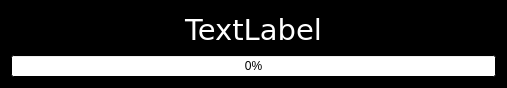
cmusik/qtosd, file osd.ui: the form before one commit.
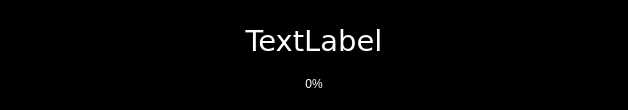
The form after the commit.

The edit to the form file:
```diff
--- a/osd.ui
+++ b/osd.ui
@@ -5,8 +5,8 @@
    <rect>
     <x>0</x>
     <y>0</y>
-    <width>507</width>
-    <height>88</height>
+    <width>628</width>
+    <height>110</height>
    </rect>
   </property>
   <property name="palette" >
@@ -77,6 +77,9 @@
    <string>OSDMixer</string>
   </property>
   <layout class="QVBoxLayout" name="verticalLayout" >
+   <property name="margin" >
+    <number>15</number>
+   </property>
    <item>
     <widget class="QLabel" name="label" >
      <property name="palette" >
@@ -133,12 +136,430 @@
    </item>
    <item>
     <widget class="QProgressBar" name="value" >
+     <property name="palette" >
+      <palette>
+       <active>
+        <colorrole role="WindowText" >
+         <brush brushstyle="SolidPattern" >
+          <color alpha="255" >
+           <red>255</red>
+           <green>255</green>
+           <blue>255</blue>
+          </color>
+         </brush>
+        </colorrole>
+        <colorrole role="Button" >
+         <brush brushstyle="SolidPattern" >
+          <color alpha="0" >
+           <red>0</red>
+           <green>0</green>
+           <blue>0</blue>
+          </color>
+         </brush>
+        </colorrole>
+        <colorrole role="Light" >
+         <brush brushstyle="SolidPattern" >
+          <color alpha="255" >
+           <red>0</red>
+           <green>0</green>
+           <blue>0</blue>
+          </color>
+         </brush>
+        </colorrole>
+        <colorrole role="Midlight" >
+         <brush brushstyle="SolidPattern" >
+          <color alpha="255" >
+           <red>0</red>
+           <green>0</green>
+           <blue>0</blue>
+          </color>
+         </brush>
+        </colorrole>
+        <colorrole role="Dark" >
+         <brush brushstyle="SolidPattern" >
+          <color alpha="255" >
+           <red>0</red>
+           <green>0</green>
+           <blue>0</blue>
+          </color>
+         </brush>
+        </colorrole>
+        <colorrole role="Mid" >
+         <brush brushstyle="SolidPattern" >
+          <color alpha="255" >
+           <red>0</red>
+           <green>0</green>
+           <blue>0</blue>
+          </color>
+         </brush>
+        </colorrole>
+        <colorrole role="Text" >
+         <brush brushstyle="SolidPattern" >
+          <color alpha="255" >
+           <red>255</red>
+           <green>255</green>
+           <blue>255</blue>
+          </color>
+         </brush>
+        </colorrole>
+        <colorrole role="BrightText" >
+         <brush brushstyle="SolidPattern" >
+          <color alpha="255" >
+           <red>255</red>
+           <green>255</green>
+           <blue>255</blue>
+          </color>
+         </brush>
+        </colorrole>
+        <colorrole role="ButtonText" >
+         <brush brushstyle="SolidPattern" >
+          <color alpha="255" >
+           <red>255</red>
+           <green>255</green>
+           <blue>255</blue>
+          </color>
+         </brush>
+        </colorrole>
+        <colorrole role="Base" >
+         <brush brushstyle="SolidPattern" >
+          <color alpha="0" >
+           <red>0</red>
+           <green>0</green>
+           <blue>0</blue>
+          </color>
+         </brush>
+        </colorrole>
+        <colorrole role="Window" >
+         <brush brushstyle="SolidPattern" >
+          <color alpha="0" >
+           <red>0</red>
+           <green>0</green>
+           <blue>0</blue>
+          </color>
+         </brush>
+        </colorrole>
+        <colorrole role="Shadow" >
+         <brush brushstyle="SolidPattern" >
+          <color alpha="0" >
+           <red>0</red>
+           <green>0</green>
+           <blue>0</blue>
+          </color>
+         </brush>
+        </colorrole>
+        <colorrole role="AlternateBase" >
+         <brush brushstyle="SolidPattern" >
+          <color alpha="255" >
+           <red>0</red>
+           <green>0</green>
+           <blue>0</blue>
+          </color>
+         </brush>
+        </colorrole>
+        <colorrole role="ToolTipBase" >
+         <brush brushstyle="SolidPattern" >
+          <color alpha="255" >
+           <red>255</red>
+           <green>255</green>
+           <blue>220</blue>
+          </color>
+         </brush>
+        </colorrole>
+        <colorrole role="ToolTipText" >
+         <brush brushstyle="SolidPattern" >
+          <color alpha="255" >
+           <red>0</red>
+           <green>0</green>
+           <blue>0</blue>
+          </color>
+         </brush>
+        </colorrole>
+       </active>
+       <inactive>
+        <colorrole role="WindowText" >
+         <brush brushstyle="SolidPattern" >
+          <color alpha="255" >
+           <red>255</red>
+           <green>255</green>
+           <blue>255</blue>
+          </color>
+         </brush>
+        </colorrole>
+        <colorrole role="Button" >
+         <brush brushstyle="SolidPattern" >
+          <color alpha="0" >
+           <red>0</red>
+           <green>0</green>
+           <blue>0</blue>
+          </color>
+         </brush>
+        </colorrole>
+        <colorrole role="Light" >
+         <brush brushstyle="SolidPattern" >
+          <color alpha="255" >
+           <red>0</red>
+           <green>0</green>
+           <blue>0</blue>
+          </color>
+         </brush>
+        </colorrole>
+        <colorrole role="Midlight" >
+         <brush brushstyle="SolidPattern" >
+          <color alpha="255" >
+           <red>0</red>
+           <green>0</green>
+           <blue>0</blue>
+          </color>
+         </brush>
+        </colorrole>
+        <colorrole role="Dark" >
+         <brush brushstyle="SolidPattern" >
+          <color alpha="255" >
+           <red>0</red>
+           <green>0</green>
+           <blue>0</blue>
+          </color>
+         </brush>
+        </colorrole>
+        <colorrole role="Mid" >
+         <brush brushstyle="SolidPattern" >
+          <color alpha="255" >
+           <red>0</red>
+           <green>0</green>
+           <blue>0</blue>
+          </color>
+         </brush>
+        </colorrole>
+        <colorrole role="Text" >
+         <brush brushstyle="SolidPattern" >
+          <color alpha="255" >
+           <red>255</red>
+           <green>255</green>
+           <blue>255</blue>
+          </color>
+         </brush>
+        </colorrole>
+        <colorrole role="BrightText" >
+         <brush brushstyle="SolidPattern" >
+          <color alpha="255" >
+           <red>255</red>
+           <green>255</green>
+           <blue>255</blue>
+          </color>
+         </brush>
+        </colorrole>
+        <colorrole role="ButtonText" >
+         <brush brushstyle="SolidPattern" >
+          <color alpha="255" >
+           <red>255</red>
+           <green>255</green>
+           <blue>255</blue>
+          </color>
+         </brush>
+        </colorrole>
+        <colorrole role="Base" >
+         <brush brushstyle="SolidPattern" >
+          <color alpha="0" >
+           <red>0</red>
+           <green>0</green>
+           <blue>0</blue>
+          </color>
+         </brush>
+        </colorrole>
+        <colorrole role="Window" >
+         <brush brushstyle="SolidPattern" >
+          <color alpha="0" >
+           <red>0</red>
+           <green>0</green>
+           <blue>0</blue>
+          </color>
+         </brush>
+        </colorrole>
+        <colorrole role="Shadow" >
+         <brush brushstyle="SolidPattern" >
+          <color alpha="0" >
+           <red>0</red>
+           <green>0</green>
+           <blue>0</blue>
+          </color>
+         </brush>
+        </colorrole>
+        <colorrole role="AlternateBase" >
+         <brush brushstyle="SolidPattern" >
+          <color alpha="255" >
+           <red>0</red>
+           <green>0</green>
+           <blue>0</blue>
+          </color>
+         </brush>
+        </colorrole>
+        <colorrole role="ToolTipBase" >
+         <brush brushstyle="SolidPattern" >
+          <color alpha="255" >
+           <red>255</red>
+           <green>255</green>
+           <blue>220</blue>
+          </color>
+         </brush>
+        </colorrole>
+        <colorrole role="ToolTipText" >
+         <brush brushstyle="SolidPattern" >
+          <color alpha="255" >
+           <red>0</red>
+           <green>0</green>
+           <blue>0</blue>
+          </color>
+         </brush>
+        </colorrole>
+       </inactive>
+       <disabled>
+        <colorrole role="WindowText" >
+         <brush brushstyle="SolidPattern" >
+          <color alpha="255" >
+           <red>0</red>
+           <green>0</green>
+           <blue>0</blue>
+          </color>
+         </brush>
+        </colorrole>
+        <colorrole role="Button" >
+         <brush brushstyle="SolidPattern" >
+          <color alpha="0" >
+           <red>0</red>
+           <green>0</green>
+           <blue>0</blue>
+          </color>
+         </brush>
+        </colorrole>
+        <colorrole role="Light" >
+         <brush brushstyle="SolidPattern" >
+          <color alpha="255" >
+           <red>0</red>
+           <green>0</green>
+           <blue>0</blue>
+          </color>
+         </brush>
+        </colorrole>
+        <colorrole role="Midlight" >
+         <brush brushstyle="SolidPattern" >
+          <color alpha="255" >
+           <red>0</red>
+           <green>0</green>
+           <blue>0</blue>
+          </color>
+         </brush>
+        </colorrole>
+        <colorrole role="Dark" >
+         <brush brushstyle="SolidPattern" >
+          <color alpha="255" >
+           <red>0</red>
+           <green>0</green>
+           <blue>0</blue>
+          </color>
+         </brush>
+        </colorrole>
+        <colorrole role="Mid" >
+         <brush brushstyle="SolidPattern" >
+          <color alpha="255" >
+           <red>0</red>
+           <green>0</green>
+           <blue>0</blue>
+          </color>
+         </brush>
+        </colorrole>
+        <colorrole role="Text" >
+         <brush brushstyle="SolidPattern" >
+          <color alpha="255" >
+           <red>0</red>
+           <green>0</green>
+           <blue>0</blue>
+          </color>
+         </brush>
+        </colorrole>
+        <colorrole role="BrightText" >
+         <brush brushstyle="SolidPattern" >
+          <color alpha="255" >
+           <red>255</red>
+           <green>255</green>
+           <blue>255</blue>
+          </color>
+         </brush>
+        </colorrole>
+        <colorrole role="ButtonText" >
+         <brush brushstyle="SolidPattern" >
+          <color alpha="255" >
+           <red>0</red>
+           <green>0</green>
+           <blue>0</blue>
+          </color>
+         </brush>
+        </colorrole>
+        <colorrole role="Base" >
+         <brush brushstyle="SolidPattern" >
+          <color alpha="0" >
+           <red>0</red>
+           <green>0</green>
+           <blue>0</blue>
+          </color>
+         </brush>
+        </colorrole>
+        <colorrole role="Window" >
+         <brush brushstyle="SolidPattern" >
+          <color alpha="0" >
+           <red>0</red>
+           <green>0</green>
+           <blue>0</blue>
+          </color>
+         </brush>
+        </colorrole>
+        <colorrole role="Shadow" >
+         <brush brushstyle="SolidPattern" >
+          <color alpha="0" >
+           <red>0</red>
+           <green>0</green>
+           <blue>0</blue>
+          </color>
+         </brush>
+        </colorrole>
+        <colorrole role="AlternateBase" >
+         <brush brushstyle="SolidPattern" >
+          <color alpha="255" >
+           <red>0</red>
+           <green>0</green>
+           <blue>0</blue>
+          </color>
+         </brush>
+        </colorrole>
+        <colorrole role="ToolTipBase" >
+         <brush brushstyle="SolidPattern" >
+          <color alpha="255" >
+           <red>255</red>
+           <green>255</green>
+           <blue>220</blue>
+          </color>
+         </brush>
+        </colorrole>
+        <colorrole role="ToolTipText" >
+         <brush brushstyle="SolidPattern" >
+          <color alpha="255" >
+           <red>0</red>
+           <green>0</green>
+           <blue>0</blue>
+          </color>
+         </brush>
+        </colorrole>
+       </disabled>
+      </palette>
+     </property>
      <property name="autoFillBackground" >
       <bool>true</bool>
      </property>
      <property name="value" >
       <number>0</number>
      </property>
+     <property name="orientation" >
+      <enum>Qt::Horizontal</enum>
+     </property>
     </widget>
    </item>
   </layout>
```
